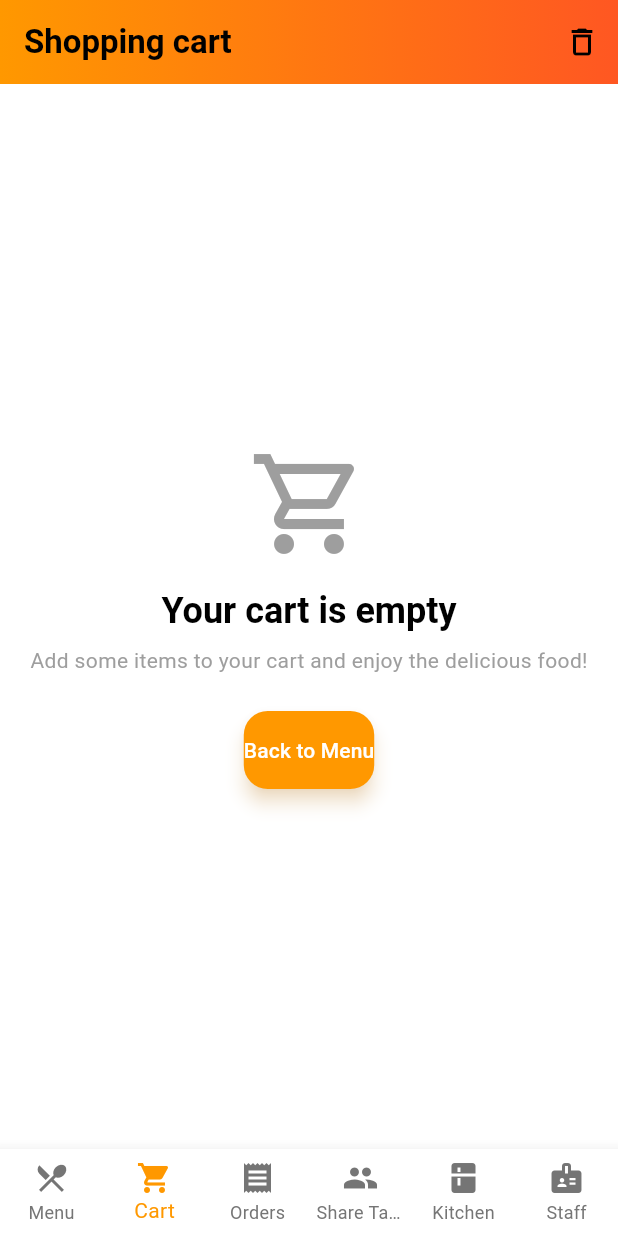
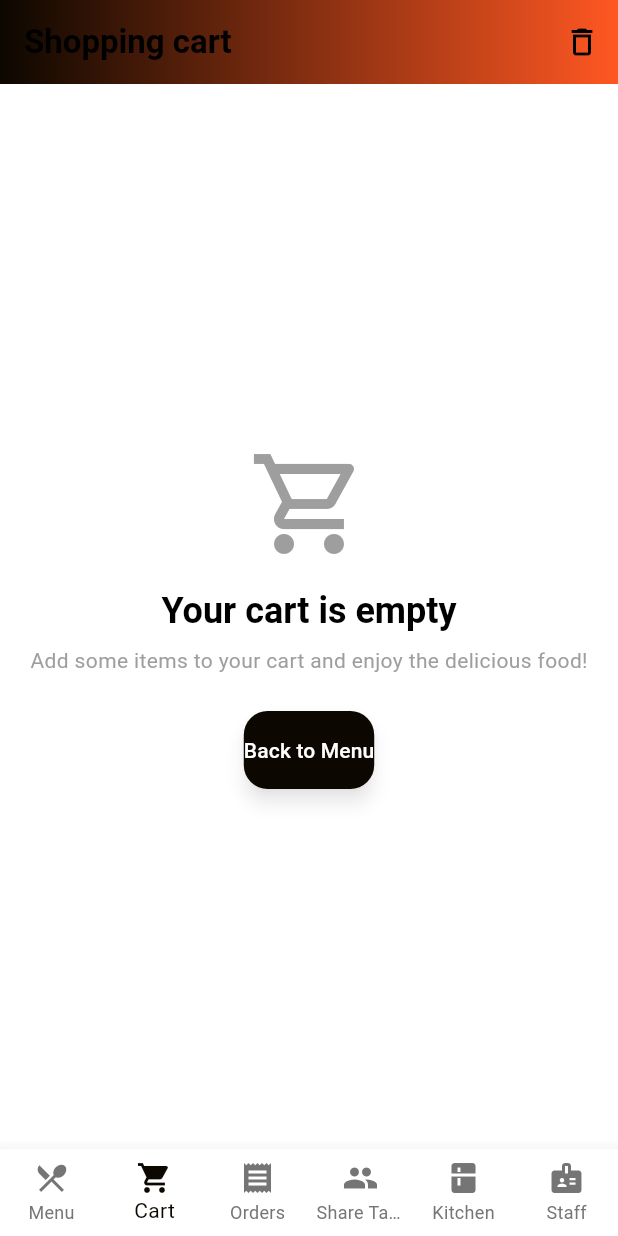
Before and after one commit to Liew19/food-ordering, a Flutter app: the screen it shows after launch, item 2 of the bottom bar chosen, on a phone screen of 412 x 824 dp. Run offline on Flutter 3.47's test engine with Material 3 defaults, Android fonts, the phone set to English and light mode, and no system bars; our stand-ins replace cloud_firestore, firebase_core, google_fonts, hive, hive_flutter, smooth_page_indicator; accounts and stored records are empty.

Commit message:
Update theme.dart

```diff
--- a/lib/theme.dart
+++ b/lib/theme.dart
@@ -2,9 +2,14 @@ import 'package:flutter/material.dart';
 
 class AppTheme {
   // Main color palette
-  static const Color primaryColor = Color(0xFFFF9800); // Orange
+  static const Color primaryColor = Color.fromARGB(255, 12, 7, 0); // Orange
   static const Color primaryDarkColor = Color(0xFFFF5722); // Dark orange
-  static const Color accentColor = Color(0xFFFF5722); // Accent color
+  static const Color accentColor = Color.fromARGB(
+    255,
+    28,
+    9,
+    3,
+  ); // Accent color
 
   // Background colors
   static const Color backgroundColor = Color(0xFF212121); // Dark gray
```
